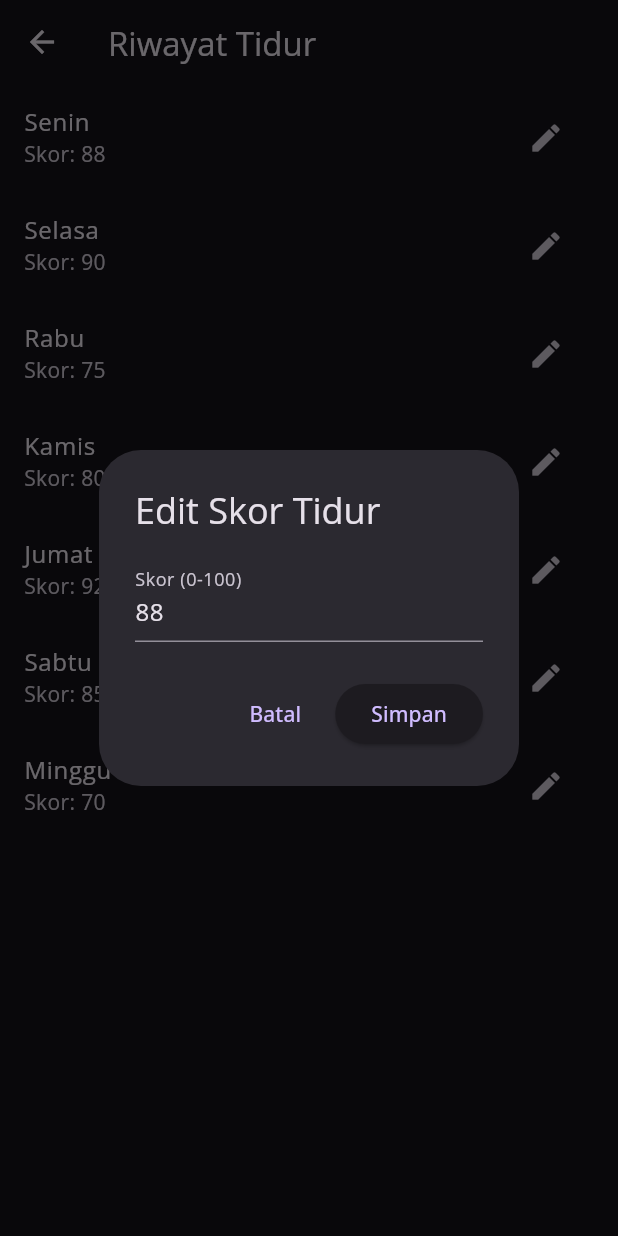
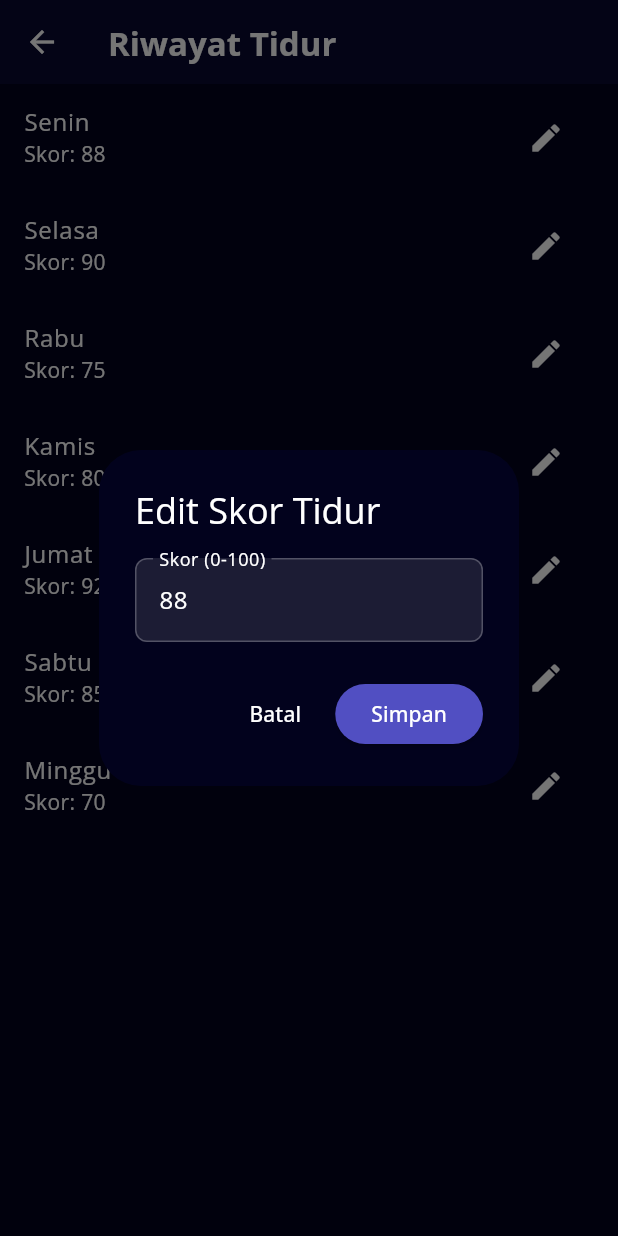
Before and after one commit to TURU-template/TURU-Flutter, a Flutter app: the HistorySleepPage screen opened by its route, after a tap on the "edit" icon, on a phone screen of 412 x 824 dp. Run offline on Flutter 3.47's test engine with Material 3 defaults, Android fonts, the phone set to English and light mode, and no system bars; our stand-ins replace audioplayers, bootstrap_icons, fl_chart, flutter_svg, google_fonts, image_picker and 2 more; missing offline and left inert: bcrypt, dotenv, mysql1; accounts and stored records are empty.

Commit message:
Listview History Tidur
Listview history tidur udah, backend belum, kemungkinan ada revisi lagi

```diff
--- a/turu_mobile/lib/main.dart
+++ b/turu_mobile/lib/main.dart
@@ -9,7 +9,7 @@ import 'pages/login.dart';
 import 'pages/detail_profil.dart';
 import 'pages/edit_profil.dart';
 import 'pages/edit_password.dart';
-import 'pages/history_page.dart';
+import 'pages/sleep_history_page.dart';
 
 void main() {
   runApp(const TuruApp());
--- a/turu_mobile/lib/pages/history_page.dart
+++ /dev/null
@@ -1,77 +0,0 @@
-import 'package:flutter/material.dart';
-import '../../main.dart';
-
-class HistorySleepPage extends StatefulWidget {
-  final List<int> scores;
-
-  const HistorySleepPage({super.key, required this.scores});
-
-  @override
-  State<HistorySleepPage> createState() => _HistorySleepPageState();
-}
-
-class _HistorySleepPageState extends State<HistorySleepPage> {
-  late List<int> editableScores;
-
-  @override
-  void initState() {
-    super.initState();
-    editableScores = List<int>.from(widget.scores);
-  }
-
-  void _editScore(int index) async {
-    final controller = TextEditingController(text: editableScores[index].toString());
-
-    final result = await showDialog<int>(
-      context: context,
-      builder: (_) => AlertDialog(
-        title: const Text('Edit Skor Tidur'),
-        content: TextField(
-          controller: controller,
-          keyboardType: TextInputType.number,
-          decoration: const InputDecoration(labelText: 'Skor (0-100)'),
-        ),
-        actions: [
-          TextButton(onPressed: () => Navigator.pop(context), child: const Text('Batal')),
-          ElevatedButton(
-            onPressed: () {
-              final input = int.tryParse(controller.text);
-              if (input != null && input >= 0 && input <= 100) {
-                Navigator.pop(context, input);
-              }
-            },
-            child: const Text('Simpan'),
-          ),
-        ],
-      ),
-    );
-
-    if (result != null) {
-      setState(() {
-        editableScores[index] = result;
-      });
-    }
-  }
-
-  @override
-  Widget build(BuildContext context) {
-    final dayNames = ['Senin', 'Selasa', 'Rabu', 'Kamis', 'Jumat', 'Sabtu', 'Minggu'];
-
-    return Scaffold(
-      appBar: AppBar(title: const Text("Riwayat Tidur")),
-      body: ListView.builder(
-        itemCount: editableScores.length,
-        itemBuilder: (context, index) {
-          return ListTile(
-            title: Text("${dayNames[index]}"),
-            subtitle: Text("Skor: ${editableScores[index]}"),
-            trailing: IconButton(
-              icon: const Icon(Icons.edit),
-              onPressed: () => _editScore(index),
-            ),
-          );
-        },
-      ),
-    );
-  }
-}
--- /dev/null
+++ b/turu_mobile/lib/pages/sleep_history_page.dart
@@ -0,0 +1,105 @@
+import 'package:flutter/material.dart';
+import '../../main.dart';
+
+class HistorySleepPage extends StatefulWidget {
+  final List<int> scores;
+
+  const HistorySleepPage({super.key, required this.scores});
+
+  @override
+  State<HistorySleepPage> createState() => _HistorySleepPageState();
+}
+
+class _HistorySleepPageState extends State<HistorySleepPage> {
+  late List<int> editableScores;
+
+  @override
+  void initState() {
+    super.initState();
+    editableScores = List<int>.from(widget.scores);
+  }
+
+  void _editScore(int index) async {
+    final controller = TextEditingController(text: editableScores[index].toString());
+
+    final result = await showDialog<int>(
+      context: context,
+      builder: (_) => AlertDialog(
+        backgroundColor: TuruColors.primaryBackground, // Set background to primary background color
+        title: const Text('Edit Skor Tidur', style: TextStyle(color: Colors.white)),
+        content: TextField(
+          controller: controller,
+          keyboardType: TextInputType.number,
+          decoration: InputDecoration(
+            labelText: 'Skor (0-100)',
+            labelStyle: const TextStyle(color: Colors.white),
+            hintStyle: const TextStyle(color: Colors.white38),
+            filled: true,
+            fillColor: Colors.white10,
+            enabledBorder: OutlineInputBorder(
+              borderSide: const BorderSide(color: Colors.white24),
+              borderRadius: BorderRadius.circular(8), // Removed 'const'
+            ),
+            focusedBorder: OutlineInputBorder(
+              borderSide: const BorderSide(color: Colors.white54),
+              borderRadius: BorderRadius.circular(8), // Removed 'const'
+            ),
+          ),
+          style: const TextStyle(color: Colors.white),
+        ),
+        actions: [
+          TextButton(onPressed: () => Navigator.pop(context), child: const Text('Batal', style: TextStyle(color: Colors.white))),
+          ElevatedButton(
+            onPressed: () {
+              final input = int.tryParse(controller.text);
+              if (input != null && input >= 0 && input <= 100) {
+                Navigator.pop(context, input);
+              }
+            },
+            style: ElevatedButton.styleFrom(
+              backgroundColor: TuruColors.indigo, // Set button color to match theme
+            ),
+            child: const Text('Simpan', style: TextStyle(color: Colors.white)),
+          ),
+        ],
+      ),
+    );
+
+    if (result != null) {
+      setState(() {
+        editableScores[index] = result;
+      });
+    }
+  }
+
+  @override
+  Widget build(BuildContext context) {
+    final dayNames = ['Senin', 'Selasa', 'Rabu', 'Kamis', 'Jumat', 'Sabtu', 'Minggu'];
+
+    return Scaffold(
+      backgroundColor: TuruColors.primaryBackground, // Set background color to primary
+      appBar: AppBar(
+        backgroundColor: TuruColors.navbarBackground, // Set navbar background color
+        elevation: 0,
+        title: const Text(
+          'Riwayat Tidur',
+          style: TextStyle(color: Colors.white, fontWeight: FontWeight.bold),
+        ),
+        iconTheme: const IconThemeData(color: Colors.white),
+      ),
+      body: ListView.builder(
+        itemCount: editableScores.length,
+        itemBuilder: (context, index) {
+          return ListTile(
+            title: Text("${dayNames[index]}", style: const TextStyle(color: Colors.white)),
+            subtitle: Text("Skor: ${editableScores[index]}", style: const TextStyle(color: Colors.white)),
+            trailing: IconButton(
+              icon: const Icon(Icons.edit, color: Colors.white),
+              onPressed: () => _editScore(index),
+            ),
+          );
+        },
+      ),
+    );
+  }
+}
```
Also changed, not shown: turu_mobile/lib/pages/beranda.dart (+23 -0 lines), turu_mobile/lib/pages/listview_history.dart (added, +34 -0 lines), turu_mobile/pubspec.lock, 5 other files.
